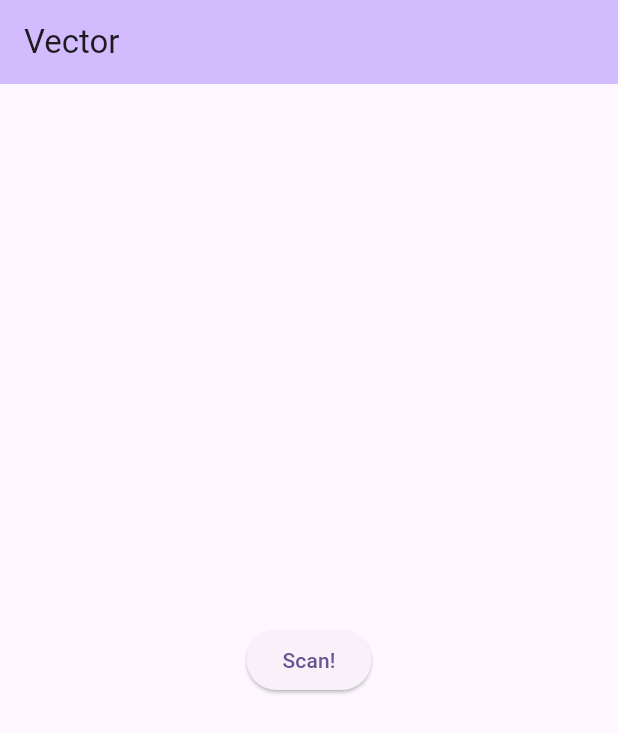
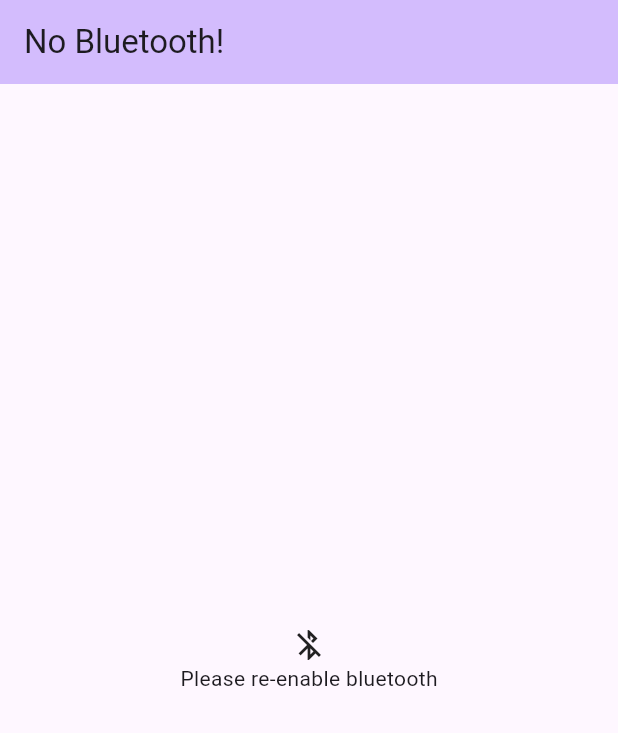
Before and after one commit to ThommoMC/jumper, a Flutter app: the screen it shows after launch, on a phone screen of 412 x 824 dp. Shown: the top 733 px of the screen. Run offline on Flutter 3.47's test engine with Material 3 defaults, Android fonts, the phone set to English and light mode, and no system bars; our stand-ins replace flutter_blue_plus.

Commit message:
Add no BLE page and change names of some things

```diff
--- a/lib/main.dart
+++ b/lib/main.dart
@@ -2,36 +2,33 @@
 import 'ble.dart';
 
 void main() {
-  runApp(const MyApp());
+  runApp(const Jumper());
 }
 
-class MyApp extends StatelessWidget {
-  const MyApp({super.key});
+class Jumper extends StatelessWidget {
+  const Jumper({super.key});
 
   // This widget is the root of your application.
   @override
   Widget build(BuildContext context) {
     return MaterialApp(
-      title: 'Flutter Demo',
+      title: 'Jumper',
       theme: ThemeData(
         colorScheme: ColorScheme.fromSeed(seedColor: Colors.deepPurple),
       ),
-      home: const MyHomePage(title: 'Vector'),
+      home: BluetoothOffPage(),
     );
   }
 }
 
-class MyHomePage extends StatelessWidget {
-  const MyHomePage({super.key, required this.title});
-
-  final String title;
+class DevScreenPage extends StatelessWidget {
 
   @override
   Widget build(BuildContext context) {
     return Scaffold(
       appBar: AppBar(
         backgroundColor: Theme.of(context).colorScheme.inversePrimary,
-        title: Text(title),
+        title: Text("The Dev Screen"),
       ),
       body: Center(
         child: Column(
@@ -44,3 +41,24 @@
     );
   }
 }
+
+class BluetoothOffPage extends StatelessWidget {
+  @override
+  Widget build(BuildContext context) {
+    return Scaffold(
+      appBar: AppBar(
+        backgroundColor: Theme.of(context).colorScheme.inversePrimary,
+        title: Text("No Bluetooth!")),
+      body: Center(
+        child: Column(
+          mainAxisAlignment: MainAxisAlignment.center,
+          children: [
+            Icon(Icons.bluetooth_disabled),
+            Text("Please re-enable bluetooth")
+          ],
+        ),
+      ),
+    );
+  }
+
+}
```
